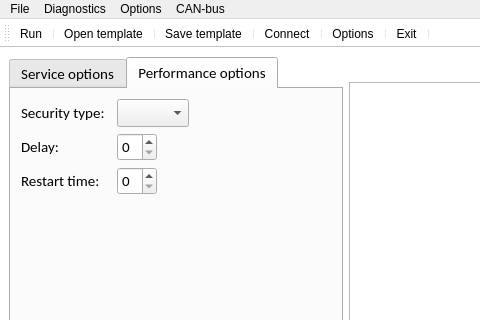
First picture: the form in mainwindow.ui, repository Dimkostyanichtov/UdsDiagnosticTool, before the edit; both pictures show x 0 to 480 and y 0 to 320 of the 1037 by 600 pixel window.
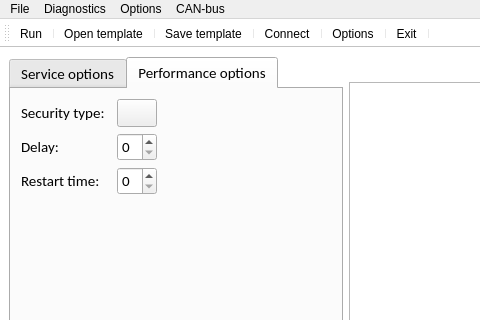
Second picture: the form after the edit. The open tabs and pages were chosen to show the change. Icons and pictures are not drawn.

The edit to the form file:
```diff
--- a/mainwindow.ui
+++ b/mainwindow.ui
@@ -27,6 +27,12 @@
    <string notr="true">QMainWindow#MainWindow { background-color:  qlineargradient(spread:pad, x1:1, y1:1, x2:0.177, y2:1, stop:0 rgba(61, 169, 226, 255), stop:0.494318 rgba(255, 255, 255, 255)) }</string>
   </property>
   <widget class="QWidget" name="centralwidget">
+   <property name="font">
+    <font>
+     <family>Calibri</family>
+     <pointsize>11</pointsize>
+    </font>
+   </property>
    <layout class="QGridLayout" name="gridLayout">
     <property name="bottomMargin">
      <number>3</number>
@@ -260,19 +266,20 @@
                   </widget>
                  </item>
                  <item>
-                  <widget class="QComboBox" name="securityTypeComboBox">
-                   <property name="maximumSize">
-                    <size>
-                     <width>100</width>
-                     <height>16777215</height>
-                    </size>
-                   </property>
+                  <widget class="QPushButton" name="securityPushButton">
                    <property name="font">
                     <font>
                      <family>Calibri</family>
                      <pointsize>11</pointsize>
                     </font>
                    </property>
+                   <property name="text">
+                    <string/>
+                   </property>
+                   <property name="icon">
+                    <iconset resource="icons.qrc">
+                     <normaloff>:/icons/open.jpg</normaloff>:/icons/open.jpg</iconset>
+                   </property>
                   </widget>
                  </item>
                  <item>
```
Left out of the diff: 2 changed lines with no effect on the pictures.
